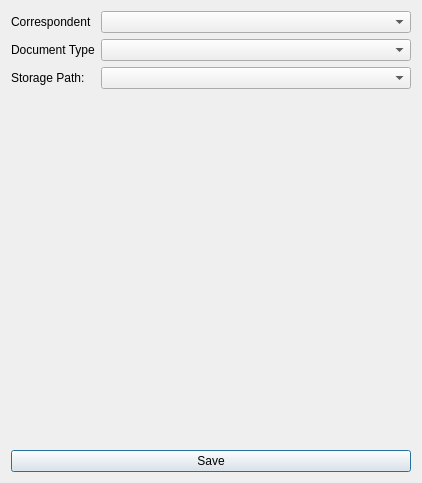
Above: src/ui/documentedit.ui from kaniol-lck/Paperless-Client before the change. Below: the same form after it.
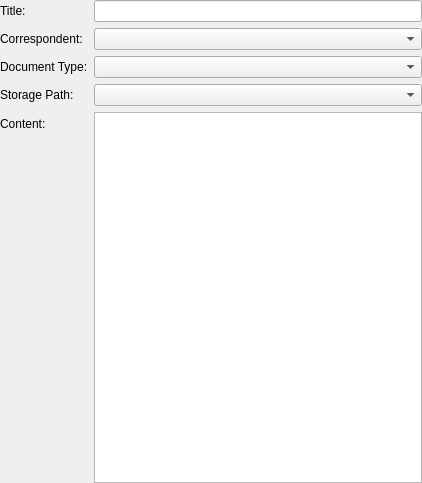
That is the form after the change.

Commit message: document edit & display field

```diff
--- a/src/ui/documentedit.ui
+++ b/src/ui/documentedit.ui
@@ -14,47 +14,72 @@
    <string>Form</string>
   </property>
   <layout class="QVBoxLayout" name="verticalLayout">
+   <property name="leftMargin">
+    <number>0</number>
+   </property>
+   <property name="topMargin">
+    <number>0</number>
+   </property>
+   <property name="rightMargin">
+    <number>0</number>
+   </property>
+   <property name="bottomMargin">
+    <number>0</number>
+   </property>
    <item>
     <layout class="QFormLayout" name="formLayout">
-     <item row="0" column="0">
+     <item row="1" column="0">
       <widget class="QLabel" name="label">
        <property name="text">
-        <string>Correspondent</string>
+        <string>Correspondent:</string>
        </property>
       </widget>
      </item>
-     <item row="0" column="1">
+     <item row="1" column="1">
       <widget class="QComboBox" name="correspondentSelect"/>
      </item>
-     <item row="1" column="0">
+     <item row="2" column="0">
       <widget class="QLabel" name="label_2">
        <property name="text">
-        <string>Document Type</string>
+        <string>Document Type:</string>
        </property>
       </widget>
      </item>
-     <item row="1" column="1">
+     <item row="2" column="1">
       <widget class="QComboBox" name="documentTypeSelect"/>
      </item>
-     <item row="2" column="0">
+     <item row="3" column="0">
       <widget class="QLabel" name="label_3">
        <property name="text">
         <string>Storage Path:</string>
        </property>
       </widget>
      </item>
-     <item row="2" column="1">
+     <item row="3" column="1">
       <widget class="QComboBox" name="storagePathSelect"/>
      </item>
+     <item row="4" column="0">
+      <widget class="QLabel" name="label_4">
+       <property name="text">
+        <string>Content:</string>
+       </property>
+      </widget>
+     </item>
+     <item row="4" column="1">
+      <widget class="QTextEdit" name="content"/>
+     </item>
+     <item row="0" column="0">
+      <widget class="QLabel" name="label_5">
+       <property name="text">
+        <string>Title:</string>
+       </property>
+      </widget>
+     </item>
+     <item row="0" column="1">
+      <widget class="QLineEdit" name="title"/>
+     </item>
     </layout>
    </item>
-   <item>
-    <widget class="QPushButton" name="saveButton">
-     <property name="text">
-      <string>Save</string>
-     </property>
-    </widget>
-   </item>
   </layout>
  </widget>
  <resources/>
```
The commit also changes 23 other files.
